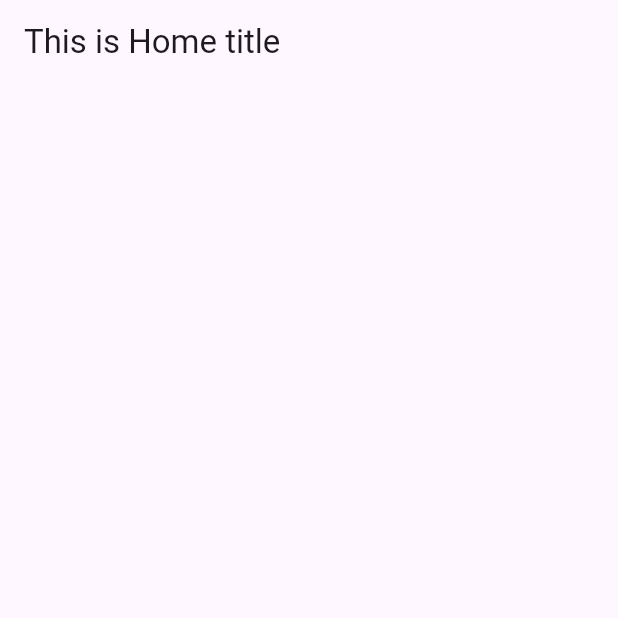
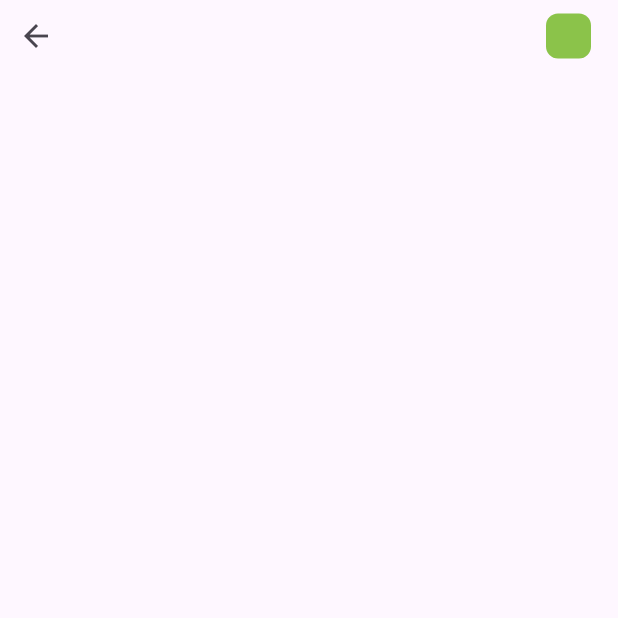
Before and after one commit to sufiyan0211/Spring-Flutter, a Flutter app: the screen it shows after launch, on a phone screen of 412 x 824 dp, the top half of it. Run offline on Flutter 3.47's test engine with Material 3 defaults, Android fonts, the light colour scheme and no system bars.

Commit message:
update .gitignore

```diff
--- a/Flutter Projects/newui/lib/main.dart
+++ b/Flutter Projects/newui/lib/main.dart
@@ -24,12 +24,43 @@ class MyApp extends StatelessWidget {
 
 class Home extends StatelessWidget {
   const Home({super.key});
+
   @override
   Widget build(BuildContext context) {
-    return Scaffold(
-      appBar: AppBar(
-        title: const Text("This is Home title"),
+    return const Scaffold(
+      body: Column(
+        mainAxisAlignment: MainAxisAlignment.start,
+        children: <Widget>[
+          HomeAppBar(),
+        ],
       ),
     );
   }
 }
+
+class HomeAppBar extends StatelessWidget {
+  const HomeAppBar({super.key});
+
+  @override
+  Widget build(BuildContext context) {
+    return SafeArea(
+      child: Container(
+        child: Row(
+          mainAxisAlignment: MainAxisAlignment.spaceBetween,
+          children: <Widget>[
+            IconButton(onPressed: () {}, icon: const Icon(Icons.arrow_back)),
+            Container(
+              margin: const EdgeInsets.only(right: 18),
+              height: 30,
+              width: 30,
+              decoration: BoxDecoration(
+                color: Colors.lightGreen,
+                borderRadius: BorderRadius.circular(8),
+              ),
+            )
+          ],
+        ),
+      ),
+    );
+  }
+}
```
Also changed, not shown: 1 other file.
